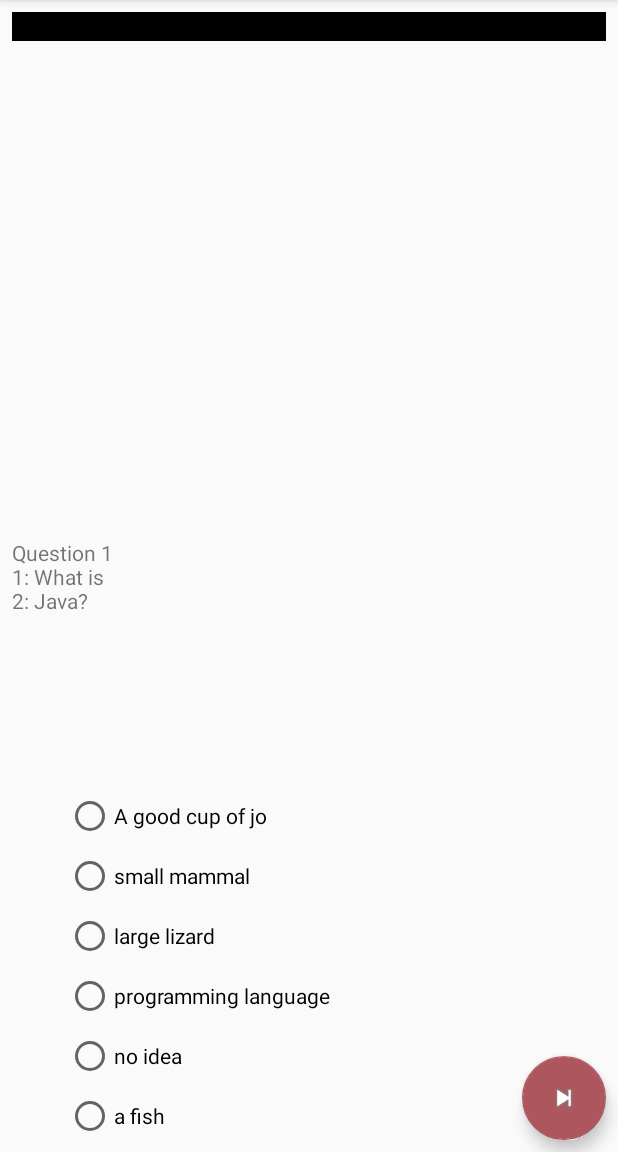
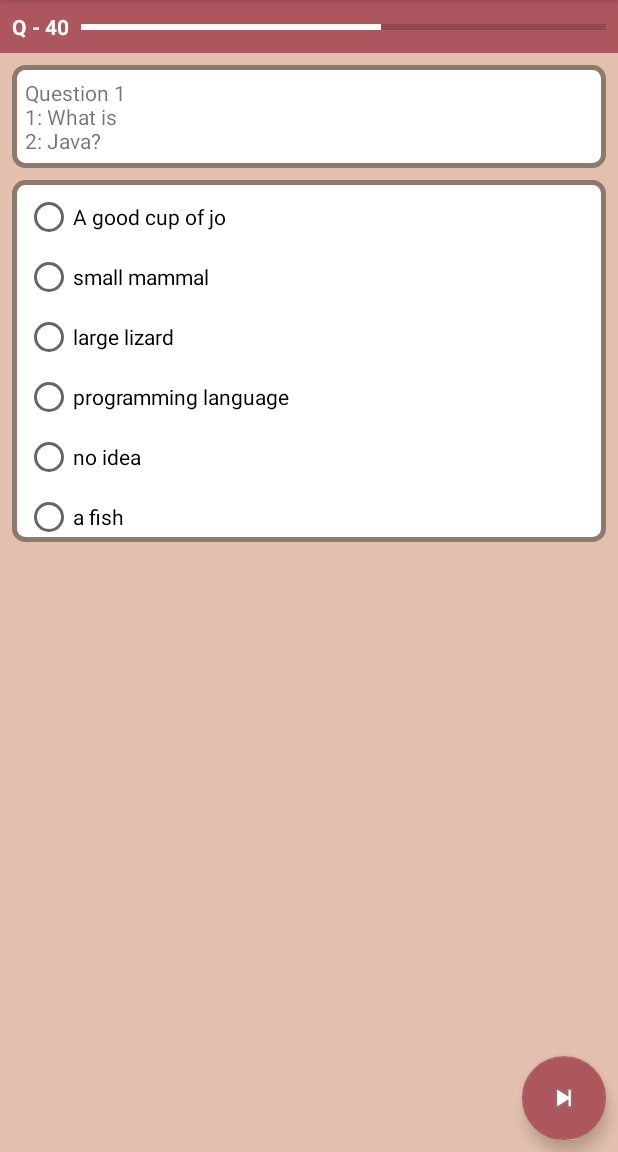
Before and after one commit to davej33/oca_808, an Android app: the AnswerFragment screen opened directly, with no data from a screen before it, on a phone screen of 412 x 824 dp, the part 84-1236 px from its top. Run offline under Robolectric (Android 15) with nearby library versions, the phone set to English and light mode, and no system bars; our stand-ins replace Room's generated code.

Commit message:
updated QuestionActivity UI

```diff
--- /dev/null
+++ b/app/src/main/res/drawable/backgound_rounded_corners.xml
@@ -0,0 +1,17 @@
+<?xml version="1.0" encoding="UTF-8"?>
+<shape xmlns:android="http://schemas.android.com/apk/res/android">
+    <solid android:color="#ffffffff"/>
+
+    <stroke android:width="3dp"
+        android:color="@color/colorPrimary"
+        />
+
+    <padding android:left="1dp"
+        android:top="1dp"
+        android:right="1dp"
+        android:bottom="1dp"
+        />
+
+    <corners android:bottomRightRadius="7dp" android:bottomLeftRadius="7dp"
+        android:topLeftRadius="7dp" android:topRightRadius="7dp"/>
+</shape>
--- a/app/src/main/res/layout/activity_question.xml
+++ b/app/src/main/res/layout/activity_question.xml
@@ -4,45 +4,33 @@
     xmlns:tools="http://schemas.android.com/tools"
     android:layout_width="match_parent"
     android:layout_height="match_parent"
+    android:background="@color/colorLightTan"
     android:layout_margin="0dp">
 
     <FrameLayout
         android:id="@+id/progress_container"
         android:layout_width="match_parent"
         android:layout_height="wrap_content"
+        app:layout_constraintEnd_toEndOf="parent"
+        app:layout_constraintHorizontal_bias="0.0"
+        app:layout_constraintStart_toStartOf="parent"
+        app:layout_constraintTop_toTopOf="parent">
+
+    </FrameLayout>
+
+    <FrameLayout
+        android:id="@+id/answer_container"
+        android:layout_width="0dp"
+        android:layout_height="wrap_content"
         android:layout_marginEnd="8dp"
         android:layout_marginStart="8dp"
         android:layout_marginTop="8dp"
         app:layout_constraintEnd_toEndOf="parent"
-        app:layout_constraintHorizontal_bias="0.0"
+        app:layout_constraintHorizontal_bias="1.0"
         app:layout_constraintStart_toStartOf="parent"
-        app:layout_constraintTop_toTopOf="parent" />
+        app:layout_constraintTop_toBottomOf="@+id/question_container">
 
-    <FrameLayout
-        android:id="@+id/question_container"
-        android:layout_width="match_parent"
-        android:layout_height="wrap_content"
-        android:layout_marginBottom="8dp"
-        android:layout_marginEnd="8dp"
-        android:layout_marginStart="8dp"
-        android:layout_marginTop="8dp"
-        app:layout_constraintBottom_toBottomOf="parent"
-        app:layout_constraintEnd_toEndOf="parent"
-        app:layout_constraintHorizontal_bias="0.0"
-        app:layout_constraintStart_toStartOf="parent"
-        app:layout_constraintTop_toTopOf="parent" />
-
-    <FrameLayout
-        android:id="@+id/answer_container"
-        android:layout_width="368dp"
-        android:layout_height="wrap_content"
-        android:layout_marginBottom="8dp"
-        android:layout_marginEnd="8dp"
-        android:layout_marginRight="8dp"
-        app:layout_constraintBottom_toBottomOf="parent"
-        app:layout_constraintEnd_toEndOf="parent"
-        app:layout_constraintHorizontal_bias="1.0"
-        app:layout_constraintStart_toStartOf="parent" />
+    </FrameLayout>
 
     <android.support.design.widget.FloatingActionButton
         android:id="@+id/floatingActionButton"
@@ -57,5 +45,16 @@
         app:layout_constraintEnd_toEndOf="parent"
         app:srcCompat="@android:drawable/ic_media_next" />
 
+    <FrameLayout
+        android:id="@+id/question_container"
+        android:layout_width="0dp"
+        android:layout_height="wrap_content"
+        android:layout_marginEnd="8dp"
+        android:layout_marginStart="8dp"
+        android:layout_marginTop="8dp"
+        app:layout_constraintEnd_toEndOf="parent"
+        app:layout_constraintStart_toStartOf="parent"
+        app:layout_constraintTop_toBottomOf="@+id/progress_container" />
+
 
 </android.support.constraint.ConstraintLayout>
--- a/app/src/main/res/layout/fragment_answer.xml
+++ b/app/src/main/res/layout/fragment_answer.xml
@@ -3,6 +3,7 @@
     xmlns:tools="http://schemas.android.com/tools"
     android:layout_width="match_parent"
     android:layout_height="match_parent"
+    android:background="@drawable/backgound_rounded_corners"
     tools:context="com.android.example.oca_808.fragment.AnswerFragment">
 
     <!-- TODO: Update blank fragment layout -->
--- a/app/src/main/res/layout/fragment_progress.xml
+++ b/app/src/main/res/layout/fragment_progress.xml
@@ -1,14 +1,54 @@
-<FrameLayout xmlns:android="http://schemas.android.com/apk/res/android"
+<android.support.constraint.ConstraintLayout xmlns:android="http://schemas.android.com/apk/res/android"
+    xmlns:app="http://schemas.android.com/apk/res-auto"
     xmlns:tools="http://schemas.android.com/tools"
     android:layout_width="match_parent"
     android:layout_height="match_parent"
-    android:background="#000"
+    android:background="@color/colorAccent"
     tools:context="com.android.example.oca_808.fragment.ProgressFragment">
 
     <!-- TODO: Update blank fragment layout -->
     <TextView
-        android:layout_width="match_parent"
-        android:layout_height="match_parent"
-        android:text="@string/hello_blank_fragment" />
+        android:id="@+id/question_prog_view"
+        android:layout_width="0dp"
+        android:layout_height="wrap_content"
+        android:layout_marginBottom="8dp"
+        android:layout_marginStart="8dp"
+        android:layout_marginTop="8dp"
+        android:text="Q - "
+        android:textColor="#fff"
+        android:textStyle="bold"
+        app:layout_constraintBottom_toBottomOf="parent"
+        app:layout_constraintStart_toStartOf="parent"
+        app:layout_constraintTop_toTopOf="parent" />
 
-</FrameLayout>
+    <TextView
+        android:id="@+id/question_prog_count"
+        android:layout_width="0dp"
+        android:layout_height="wrap_content"
+        android:layout_marginBottom="8dp"
+        android:layout_marginTop="8dp"
+        android:text="40"
+        android:textColor="#fff"
+        android:textStyle="bold"
+        app:layout_constraintBottom_toBottomOf="parent"
+        app:layout_constraintStart_toEndOf="@+id/question_prog_view"
+        app:layout_constraintTop_toTopOf="parent" />
+
+    <ProgressBar
+        android:id="@+id/progressBar"
+        style="?android:attr/progressBarStyleHorizontal"
+        android:layout_width="0dp"
+        android:layout_height="wrap_content"
+        android:layout_marginBottom="8dp"
+        android:layout_marginEnd="8dp"
+        android:layout_marginStart="8dp"
+        android:layout_marginTop="8dp"
+        android:max="70"
+        android:progress="40"
+        android:progressTint="@android:color/background_light"
+        app:layout_constraintBottom_toBottomOf="parent"
+        app:layout_constraintEnd_toEndOf="parent"
+        app:layout_constraintStart_toEndOf="@+id/question_prog_count"
+        app:layout_constraintTop_toTopOf="parent" />
+
+</android.support.constraint.ConstraintLayout>
--- a/app/src/main/res/layout/fragment_question.xml
+++ b/app/src/main/res/layout/fragment_question.xml
@@ -2,6 +2,7 @@
     xmlns:tools="http://schemas.android.com/tools"
     android:layout_width="match_parent"
     android:layout_height="match_parent"
+    android:background="@drawable/backgound_rounded_corners"
     tools:context="com.android.example.oca_808.fragment.QuestionFragment">
 
     <!-- TODO: Update blank fragment layout -->
@@ -9,6 +10,7 @@
         android:id="@+id/question_view"
         android:layout_width="match_parent"
         android:layout_height="match_parent"
+        android:layout_margin="8dp"
         android:text="question frag" />
 
 </FrameLayout>
```
